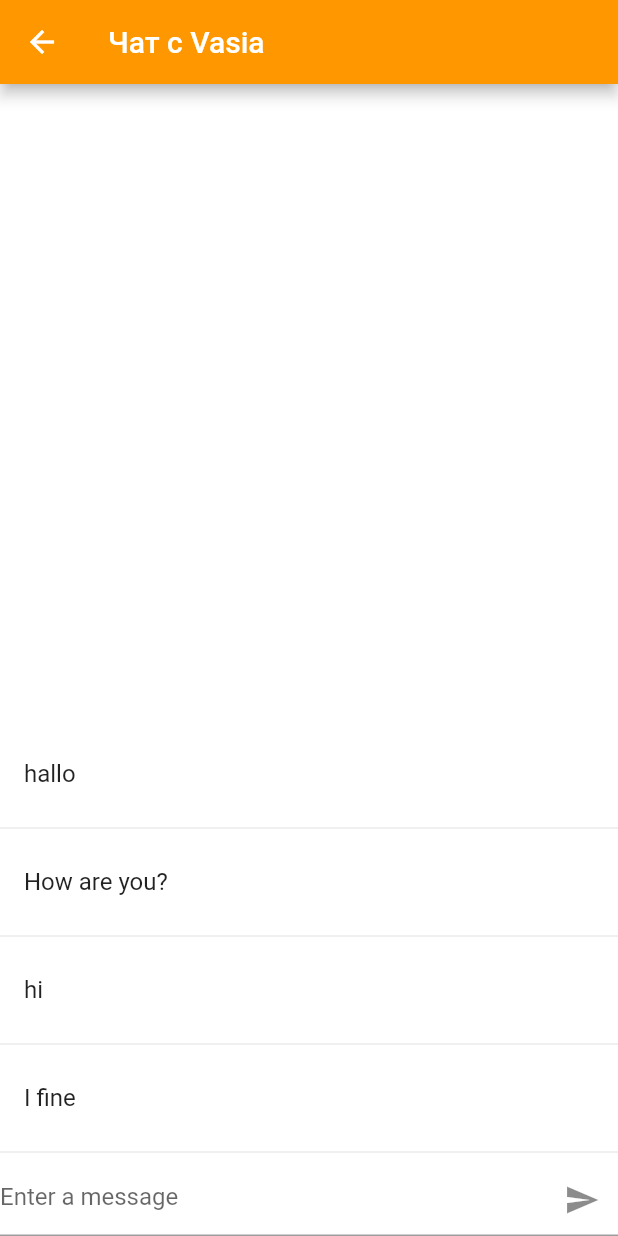
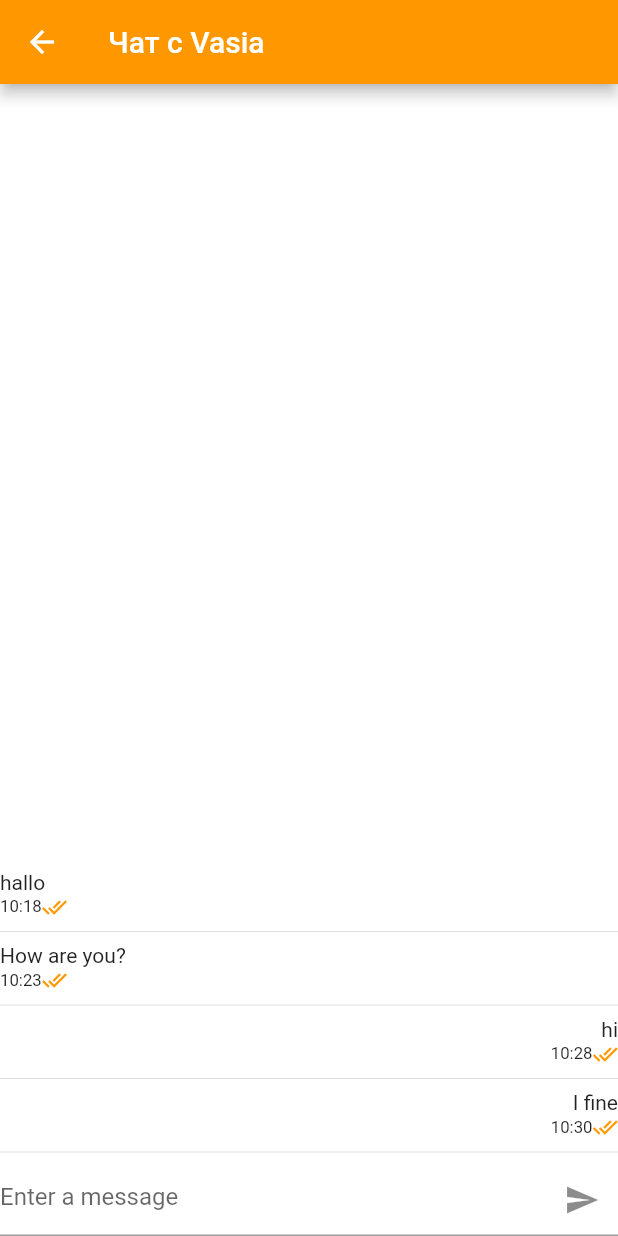
Before and after one commit to k-grisha/flutter_app, a Flutter app: the ChatListView screen opened by its route, after a tap on "Iwan", on a phone screen of 412 x 824 dp. Run offline on Flutter 3.47's test engine with Material 2 defaults, Android fonts, the phone set to English and light mode, and no system bars; our stand-ins replace google_maps_flutter, logger; missing offline and left inert: google_maps_cluster_manager; network calls fail.

Commit message:
chatView messages adjusted

```diff
--- a/lib/service/chat-item-service.dart
+++ b/lib/service/chat-item-service.dart
@@ -33,18 +33,4 @@ class ChatItemService {
     return _items.length;
   }
 
-  String getFormattedDateTime(DateTime dateTime) {
-    var now = DateTime.now();
-    if (now.difference(dateTime).inDays < 1 || now.day == dateTime.day) {
-      return DateFormat.Hm().format(dateTime);
-    }
-    return new DateFormat('d MMM').format(dateTime);
-  }
-//
-// static String _defaultLocale = 'en_US';
-//
-// static String get defaultLocale {
-//   var zoneLocale = Zone.current[#Intl.locale] as String;
-//   return zoneLocale == null ? _defaultLocale : zoneLocale;
-// }
 }
--- a/lib/service/chat-message-service.dart
+++ b/lib/service/chat-message-service.dart
@@ -19,16 +19,18 @@ class ChatMessageService {
   }
 
   ChatMessage getMessagesFrom(String from, int i) {
-      return _messages[i];
+    if (i + 1 >= _messages.length) {
+      print("Try to fetch more message");
+    }
+    return _messages[i];
   }
 
-  int getMessageCount(){
+  int getMessageCount() {
     return _messages.length;
   }
 
-  addMessage(String message){
+  addMessage(String message) {
     _messages.add(ChatMessage("a", "b", message));
     _messages.sort((a, b) => b.received.compareTo(a.received));
   }
-
 }
--- /dev/null
+++ b/lib/service/datatime-util.dart
@@ -0,0 +1,24 @@
+import 'package:intl/intl.dart';
+
+class DateTimeUtil {
+  //
+// static String _defaultLocale = 'en_US';
+//
+// static String get defaultLocale {
+//   var zoneLocale = Zone.current[#Intl.locale] as String;
+//   return zoneLocale == null ? _defaultLocale : zoneLocale;
+// }
+
+  static String getFormattedDateTime(DateTime dateTime) {
+    var now = DateTime.now();
+    if (now.difference(dateTime).inDays < 1 || now.day == dateTime.day) {
+      return DateFormat.Hm().format(dateTime);
+    }
+    return new DateFormat('d MMM').format(dateTime);
+  }
+
+  static String getFormattedTime(DateTime dateTime){
+    return DateFormat.Hm().format(dateTime);
+  }
+
+}
--- a/lib/views/chat-list-view.dart
+++ b/lib/views/chat-list-view.dart
@@ -1,5 +1,6 @@
 import 'package:flutter/material.dart';
 import 'package:flutter_app/service/chat-item-service.dart';
+import 'package:flutter_app/service/datatime-util.dart';
 
 class ChatListView extends StatelessWidget {
   final ChatItemService chatItemService = new ChatItemService();
@@ -39,7 +40,7 @@ class ChatListView extends StatelessWidget {
                         ],
                       ),
                       Expanded(
-                          child: Text(chatItemService.getFormattedDateTime(chatItem.lastMessageTime),
+                          child: Text(DateTimeUtil.getFormattedDateTime(chatItem.lastMessageTime),
                               style: DefaultTextStyle.of(context).style.apply(fontSizeFactor: 0.8),
                               textAlign: TextAlign.right))
                     ],
--- a/lib/views/chat-view.dart
+++ b/lib/views/chat-view.dart
@@ -1,17 +1,6 @@
 import 'package:flutter/material.dart';
 import 'package:flutter_app/service/chat-message-service.dart';
-
-// class ChatView extends StatelessWidget {
-//   @override
-//   Widget build(BuildContext context) {
-//     return Scaffold(
-//         appBar: AppBar(
-//           title: Text('Чат c Vasia'),
-//           backgroundColor: Colors.orange,
-//         ),
-//         body: ChatWidget());
-//   }
-// }
+import 'package:flutter_app/service/datatime-util.dart';
 
 class ChatView extends StatefulWidget {
   @override
@@ -19,7 +8,10 @@ class ChatView extends StatefulWidget {
 }
 
 class ChatWidgetState extends State<ChatView> {
-  ChatMessageService _chatMessageService = ChatMessageService();
+  final String _myUuid = "a";
+  final String _opponentUuid = "a";
+
+  final ChatMessageService _chatMessageService = ChatMessageService();
   final TextEditingController eCtrl = new TextEditingController();
 
   @override
@@ -44,13 +36,24 @@ class ChatWidgetState extends State<ChatView> {
         reverse: true,
         itemCount: _chatMessageService.getMessageCount(),
         itemBuilder: (context, index) {
-          var msg = _chatMessageService.getMessagesFrom("b", index);
+          var msg = _chatMessageService.getMessagesFrom(_opponentUuid, index);
           return Column(
+            crossAxisAlignment: msg.fromUuid == _myUuid ? CrossAxisAlignment.end : CrossAxisAlignment.start,
             children: <Widget>[
-              ListTile(
-                title: Text(msg.message),
+              Text(msg.message, style: DefaultTextStyle.of(context).style.apply(fontSizeFactor: 1)),
+              Row(
+                mainAxisSize: MainAxisSize.min,
+                children: [
+                  Text(DateTimeUtil.getFormattedTime(msg.received),
+                      style: DefaultTextStyle.of(context).style.apply(fontSizeFactor: 0.8)),
+                  Icon(
+                    Icons.done_all,
+                    size: 17.0,
+                    color: Colors.orange,
+                  )
+                ],
               ),
-              Divider(), //                           <-- Divider
+              Divider(),
             ],
           );
         },
```
